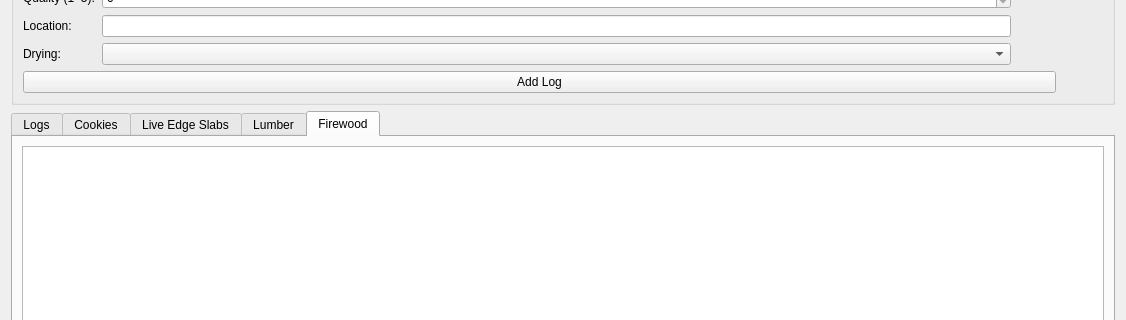
Old version of the form ui/inventory.ui in the repository thelenlucas/Senior-Design; both pictures show x 0 to 1126 and y 169 to 489 of the 1126 by 855 pixel window.
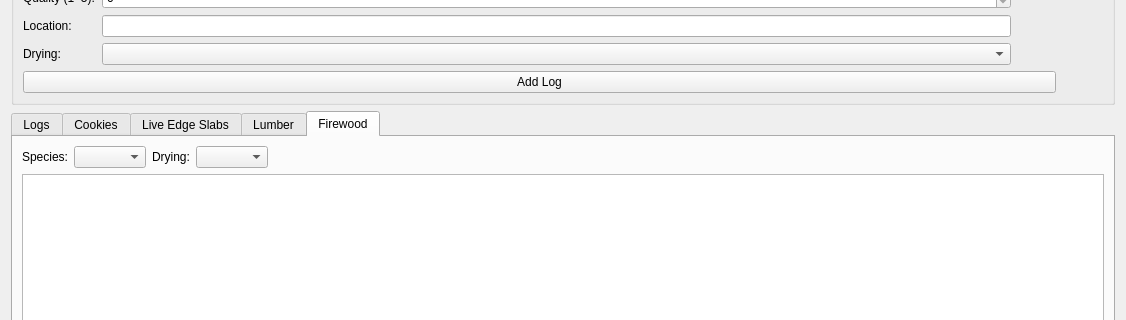
New version of the form. The open tabs and pages were chosen to show the change.

Commit message: Firewood filters/view

```diff
--- a/ui/inventory.ui
+++ b/ui/inventory.ui
@@ -679,6 +679,55 @@
        <string>Firewood</string>
       </attribute>
       <layout class="QVBoxLayout" name="verticalLayout_4">
+       <item>
+        <layout class="QHBoxLayout" name="horizontalLayout_5">
+         <item alignment="Qt::AlignRight">
+          <widget class="QLabel" name="label_29">
+           <property name="sizePolicy">
+            <sizepolicy hsizetype="Minimum" vsizetype="Preferred">
+             <horstretch>0</horstretch>
+             <verstretch>0</verstretch>
+            </sizepolicy>
+           </property>
+           <property name="text">
+            <string>Species:</string>
+           </property>
+          </widget>
+         </item>
+         <item>
+          <widget class="QComboBox" name="firewoodSpeciesCombo"/>
+         </item>
+         <item alignment="Qt::AlignRight">
+          <widget class="QLabel" name="label_32">
+           <property name="sizePolicy">
+            <sizepolicy hsizetype="Minimum" vsizetype="Preferred">
+             <horstretch>0</horstretch>
+             <verstretch>0</verstretch>
+            </sizepolicy>
+           </property>
+           <property name="text">
+            <string>Drying:</string>
+           </property>
+          </widget>
+         </item>
+         <item>
+          <widget class="QComboBox" name="firewoodDryingCombo"/>
+         </item>
+         <item>
+          <spacer name="horizontalSpacer_2">
+           <property name="orientation">
+            <enum>Qt::Horizontal</enum>
+           </property>
+           <property name="sizeHint" stdset="0">
+            <size>
+             <width>40</width>
+             <height>20</height>
+            </size>
+           </property>
+          </spacer>
+         </item>
+        </layout>
+       </item>
        <item>
         <widget class="QTableView" name="firewoodTableView"/>
        </item>
```
Left out of the diff: 2 changed lines with no effect on the pictures. The commit also changes 2 other files.
